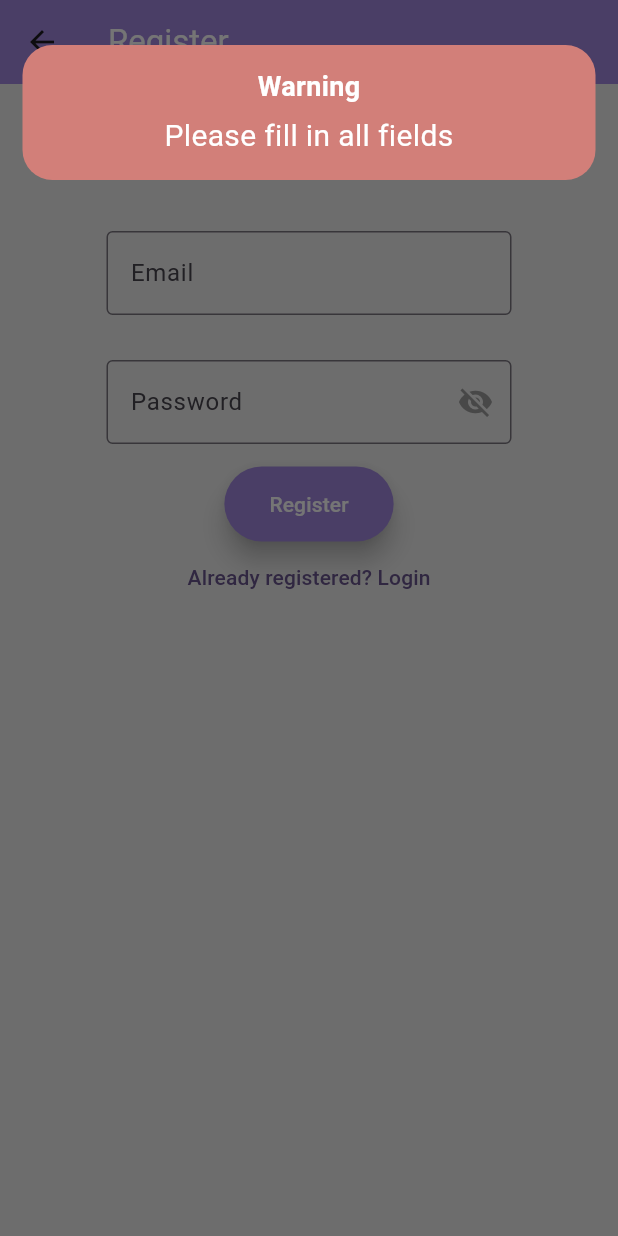
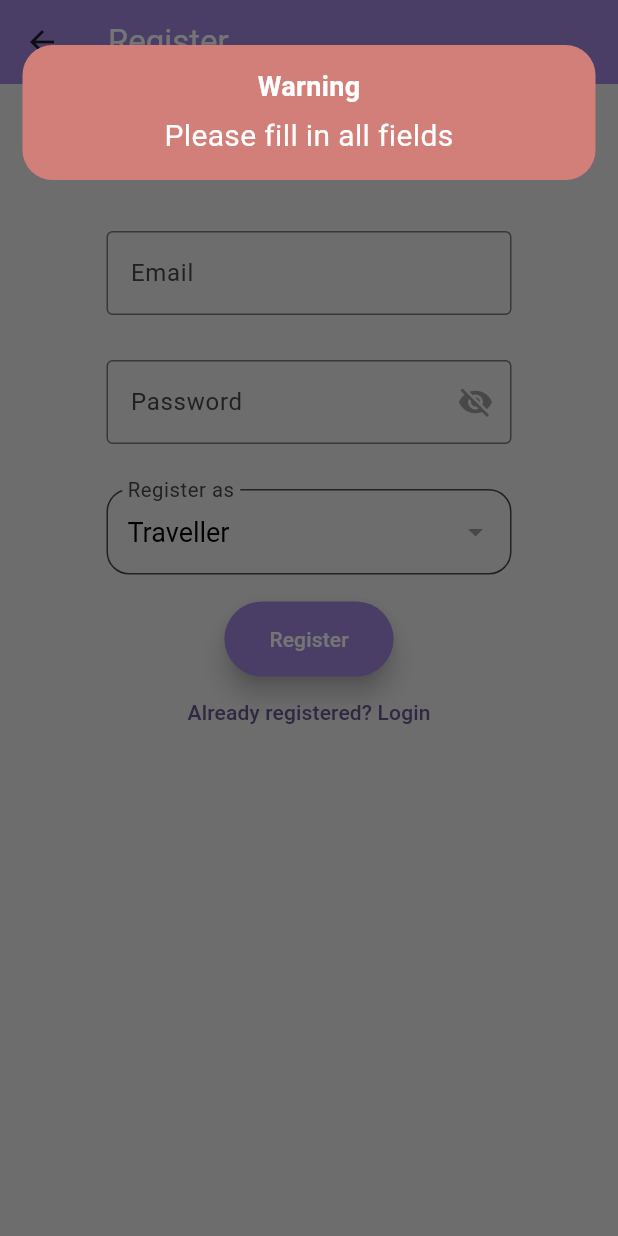
Before and after one commit to KaiC5504/TravelCustom, a Flutter app: the RegisterView screen opened by its route, after a tap on "Register", on a phone screen of 412 x 824 dp. Run offline on Flutter 3.47's test engine with Material 3 defaults, Android fonts, the phone set to English and light mode, and no system bars; our stand-ins replace cloud_firestore, firebase_auth, firebase_core, firebase_storage, flutter_image_compress, font_awesome_flutter and 6 more; accounts and stored records are empty; network calls fail.

Commit message:
Travel agency sign up

```diff
--- a/lib/utilities/display_error.dart
+++ b/lib/utilities/display_error.dart
@@ -12,7 +12,6 @@ class CustomErrorMessage extends StatelessWidget {
   Widget build(BuildContext context) {
     return Container(
       padding: const EdgeInsets.all(15),
-      height: 90,
       decoration: const BoxDecoration(
         color: Color.fromARGB(255, 210, 127, 121),
         borderRadius: BorderRadius.all(
@@ -21,6 +20,7 @@ class CustomErrorMessage extends StatelessWidget {
       ),
       child: Center(
         child: Column(
+          mainAxisSize: MainAxisSize.min, // Adjust height dynamically
           mainAxisAlignment: MainAxisAlignment.center,
           crossAxisAlignment: CrossAxisAlignment.center,
           children: [
@@ -33,15 +33,17 @@ class CustomErrorMessage extends StatelessWidget {
               ),
             ),
             const SizedBox(height: 5),
-            Text(
+            Flexible(
+              child: Text(
                 errorMessage,
                 style: const TextStyle(
                   color: Colors.white,
                   fontSize: 20,
                 ),
                 textAlign: TextAlign.center,
-              maxLines: 2,
+                maxLines: 3, // Allow up to 3 lines
                 overflow: TextOverflow.ellipsis,
+              ),
             ),
           ],
         ),
@@ -65,12 +67,15 @@ void displayCustomErrorMessage(BuildContext context, String errorMessage) {
               const EdgeInsets.only(top: 0), // Ensures it starts at the top
           child: Align(
             alignment: Alignment.topCenter, // Position the message at the top
+            child: SingleChildScrollView(
               child: Padding(
-              padding: const EdgeInsets.symmetric(horizontal: 15, vertical: 30),
+                padding:
+                    const EdgeInsets.symmetric(horizontal: 15, vertical: 30),
                 child: GestureDetector(
                   onTap:
                       () {}, // Prevent dialog from closing when tapping on the message itself
                   child: CustomErrorMessage(errorMessage: errorMessage),
+                ),
               ),
             ),
           ),
--- a/lib/views/register_view.dart
+++ b/lib/views/register_view.dart
@@ -17,11 +17,14 @@ class RegisterView extends StatefulWidget {
 class _RegisterViewState extends State<RegisterView> {
   late final TextEditingController _email;
   late final TextEditingController _password;
+  late final TextEditingController _agencyCode;
+  String _selectedRole = 'Traveller';
 
   @override
   void initState() {
     _email = TextEditingController();
     _password = TextEditingController();
+    _agencyCode = TextEditingController();
     super.initState();
   }
 
@@ -29,17 +32,28 @@ class _RegisterViewState extends State<RegisterView> {
   void dispose() {
     _email.dispose();
     _password.dispose();
+    _agencyCode.dispose();
     super.dispose();
   }
 
   Future<void> _registerUser() async {
     final email = _email.text;
     final password = _password.text;
+    final agencyCode = _agencyCode.text;
 
-    if (email.isEmpty || password.isEmpty) {
+    if (email.isEmpty ||
+        password.isEmpty ||
+        (_selectedRole == 'Travel Agency' && agencyCode.isEmpty)) {
       String errorMessage = 'Please fill in all fields';
       displayCustomErrorMessage(context, errorMessage);
       devtools.log('Empty fields');
+      return;
+    }
+
+    if (_selectedRole == 'Travel Agency' && agencyCode != '1212') {
+      String errorMessage = 'Invalid agency code';
+      displayCustomErrorMessage(context, errorMessage);
+      devtools.log('Invalid agency code');
       return;
     }
 
@@ -58,7 +72,8 @@ class _RegisterViewState extends State<RegisterView> {
           'name': '',
           'planId': planId,
           'favourites': [],
-          'role': 'traveller',
+          'role': _selectedRole, // Store role with proper capitalization
+          'agencyCode': _selectedRole == 'Travel Agency' ? agencyCode : null,
         });
 
         Navigator.of(context).pushNamedAndRemoveUntil(
@@ -142,6 +157,73 @@ class _RegisterViewState extends State<RegisterView> {
             PasswordController: _password,
           ),
 
+          Center(
+            child: Container(
+              width: 300,
+              padding: const EdgeInsets.all(15),
+              child: DropdownButtonFormField<String>(
+                value: _selectedRole,
+                items: ['Traveller', 'Travel Agency']
+                    .map((role) => DropdownMenuItem(
+                          value: role,
+                          child: Text(
+                            role,
+                            style: const TextStyle(fontSize: 18),
+                          ),
+                        ))
+                    .toList(),
+                onChanged: (value) {
+                  setState(() {
+                    _selectedRole = value!;
+                  });
+                },
+                decoration: InputDecoration(
+                  labelText: 'Register as',
+                  labelStyle: const TextStyle(fontSize: 18),
+                  border: OutlineInputBorder(
+                    borderRadius: BorderRadius.circular(15),
+                  ),
+                  filled: true,
+                  fillColor:
+                      Colors.grey[200], // Match email and password background
+                  contentPadding:
+                      const EdgeInsets.symmetric(vertical: 15, horizontal: 10),
+                  constraints: BoxConstraints.tight(const Size.fromHeight(60)),
+                ),
+                style: const TextStyle(color: Colors.black, fontSize: 18),
+                dropdownColor: Colors.white,
+                icon: const Icon(Icons.arrow_drop_down, color: Colors.grey),
+                isExpanded: true,
+                menuMaxHeight: 300, // Ensure the dropdown menu appears lower
+              ),
+            ),
+          ),
+          if (_selectedRole == 'Travel Agency')
+            Center(
+              child: Container(
+                width: 300,
+                padding: const EdgeInsets.all(15),
+                child: TextField(
+                  controller: _agencyCode,
+                  decoration: InputDecoration(
+                    labelText: 'Agency Code',
+                    labelStyle: const TextStyle(fontSize: 18),
+                    border: OutlineInputBorder(
+                      borderRadius: BorderRadius.circular(15),
+                    ),
+                    filled: true,
+                    fillColor:
+                        Colors.grey[200], // Match email and password background
+                    contentPadding: const EdgeInsets.symmetric(
+                        vertical: 15, horizontal: 10),
+                    constraints:
+                        BoxConstraints.tight(const Size.fromHeight(60)),
+                  ),
+                  style: const TextStyle(fontSize: 18),
+                ),
+              ),
+            ),
+
           //register button
           ElevatedButton(
             onPressed: _registerUser,
```
Also changed, not shown: lib/views/profile_view.dart (+0 -54 lines). Lines whose indentation alone changed are shown as unchanged.
